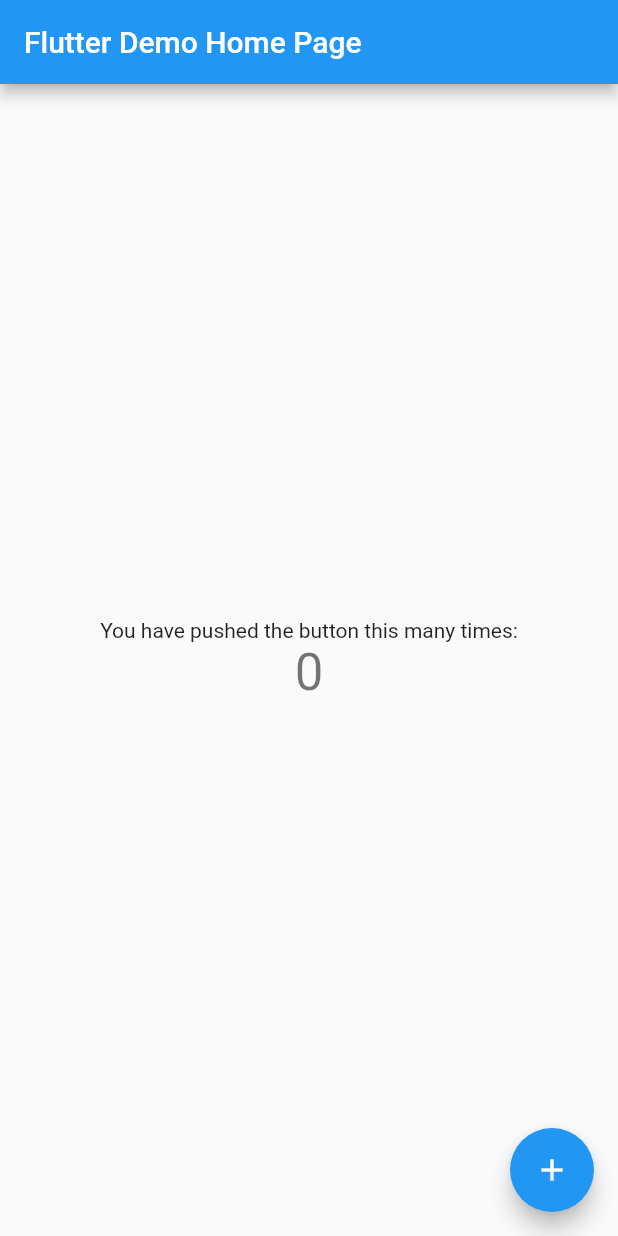
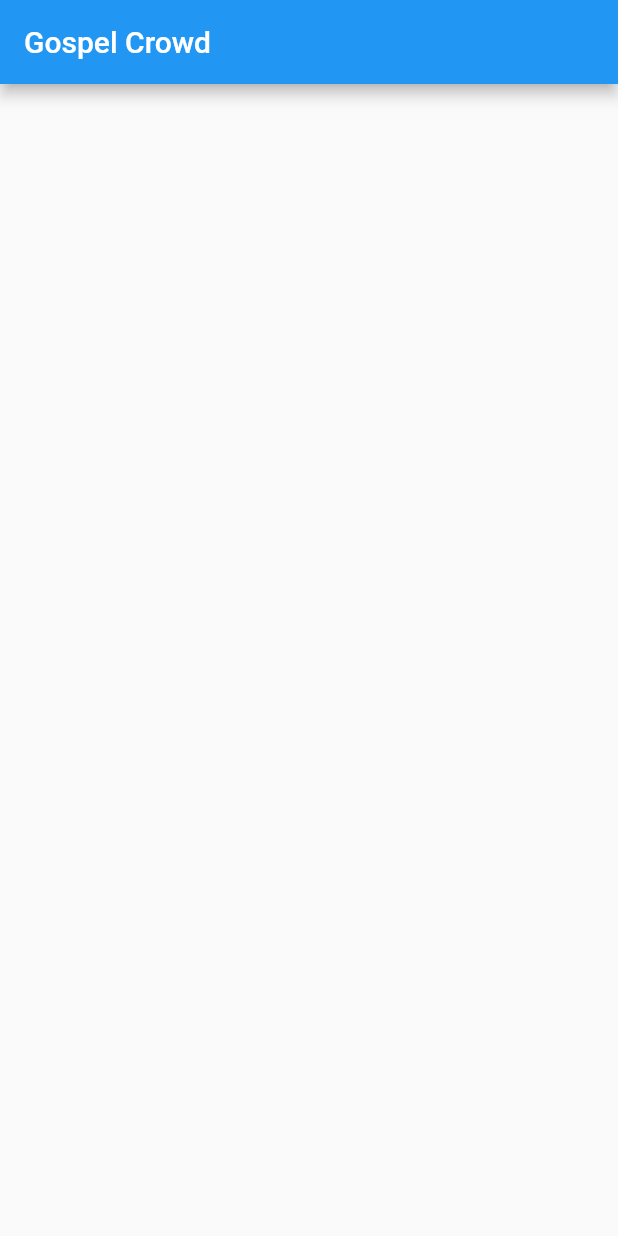
Before and after one commit to Gospel-Crowd/salon-app, a Flutter app: the screen it shows after launch, on a phone screen of 412 x 824 dp. Run offline on Flutter 3.47's test engine with Material 2 defaults, Android fonts, the phone set to English and light mode, and no system bars.

Commit message:
Cleaned code

```diff
--- /dev/null
+++ b/salon_creator/lib/app.dart
@@ -0,0 +1,16 @@
+import 'package:flutter/material.dart';
+
+class SalonCreatorApp extends StatelessWidget {
+  const SalonCreatorApp({Key key}) : super(key: key);
+
+  @override
+  Widget build(BuildContext context) {
+    return MaterialApp(
+      home: Scaffold(
+        appBar: AppBar(
+          title: Text("Gospel Crowd"),
+        ),
+      ),
+    );
+  }
+}
--- a/salon_creator/lib/main.dart
+++ b/salon_creator/lib/main.dart
@@ -1,117 +1,6 @@
 import 'package:flutter/material.dart';
+import 'package:salon_creator/app.dart';
 
 void main() {
-  runApp(MyApp());
+  runApp(SalonCreatorApp());
 }
-
-class MyApp extends StatelessWidget {
-  // This widget is the root of your application.
-  @override
-  Widget build(BuildContext context) {
-    return MaterialApp(
-      title: 'Flutter Demo',
-      theme: ThemeData(
-        // This is the theme of your application.
-        //
-        // Try running your application with "flutter run". You'll see the
-        // application has a blue toolbar. Then, without quitting the app, try
-        // changing the primarySwatch below to Colors.green and then invoke
-        // "hot reload" (press "r" in the console where you ran "flutter run",
-        // or simply save your changes to "hot reload" in a Flutter IDE).
-        // Notice that the counter didn't reset back to zero; the application
-        // is not restarted.
-        primarySwatch: Colors.blue,
-        // This makes the visual density adapt to the platform that you run
-        // the app on. For desktop platforms, the controls will be smaller and
-        // closer together (more dense) than on mobile platforms.
-        visualDensity: VisualDensity.adaptivePlatformDensity,
-      ),
-      home: MyHomePage(title: 'Flutter Demo Home Page'),
-    );
-  }
-}
-
-class MyHomePage extends StatefulWidget {
-  MyHomePage({Key key, this.title}) : super(key: key);
-
-  // This widget is the home page of your application. It is stateful, meaning
-  // that it has a State object (defined below) that contains fields that affect
-  // how it looks.
-
-  // This class is the configuration for the state. It holds the values (in this
-  // case the title) provided by the parent (in this case the App widget) and
-  // used by the build method of the State. Fields in a Widget subclass are
-  // always marked "final".
-
-  final String title;
-
-  @override
-  _MyHomePageState createState() => _MyHomePageState();
-}
-
-class _MyHomePageState extends State<MyHomePage> {
-  int _counter = 0;
-
-  void _incrementCounter() {
-    setState(() {
-      // This call to setState tells the Flutter framework that something has
-      // changed in this State, which causes it to rerun the build method below
-      // so that the display can reflect the updated values. If we changed
-      // _counter without calling setState(), then the build method would not be
-      // called again, and so nothing would appear to happen.
-      _counter++;
-    });
-  }
-
-  @override
-  Widget build(BuildContext context) {
-    // This method is rerun every time setState is called, for instance as done
-    // by the _incrementCounter method above.
-    //
-    // The Flutter framework has been optimized to make rerunning build methods
-    // fast, so that you can just rebuild anything that needs updating rather
-    // than having to individually change instances of widgets.
-    return Scaffold(
-      appBar: AppBar(
-        // Here we take the value from the MyHomePage object that was created by
-        // the App.build method, and use it to set our appbar title.
-        title: Text(widget.title),
-      ),
-      body: Center(
-        // Center is a layout widget. It takes a single child and positions it
-        // in the middle of the parent.
-        child: Column(
-          // Column is also a layout widget. It takes a list of children and
-          // arranges them vertically. By default, it sizes itself to fit its
-          // children horizontally, and tries to be as tall as its parent.
-          //
-          // Invoke "debug painting" (press "p" in the console, choose the
-          // "Toggle Debug Paint" action from the Flutter Inspector in Android
-          // Studio, or the "Toggle Debug Paint" command in Visual Studio Code)
-          // to see the wireframe for each widget.
-          //
-          // Column has various properties to control how it sizes itself and
-          // how it positions its children. Here we use mainAxisAlignment to
-          // center the children vertically; the main axis here is the vertical
-          // axis because Columns are vertical (the cross axis would be
-          // horizontal).
-          mainAxisAlignment: MainAxisAlignment.center,
-          children: <Widget>[
-            Text(
-              'You have pushed the button this many times:',
-            ),
-            Text(
-              '$_counter',
-              style: Theme.of(context).textTheme.headline4,
-            ),
-          ],
-        ),
-      ),
-      floatingActionButton: FloatingActionButton(
-        onPressed: _incrementCounter,
-        tooltip: 'Increment',
-        child: Icon(Icons.add),
-      ), // This trailing comma makes auto-formatting nicer for build methods.
-    );
-  }
-}
```
Also changed, not shown: 2 other files.
